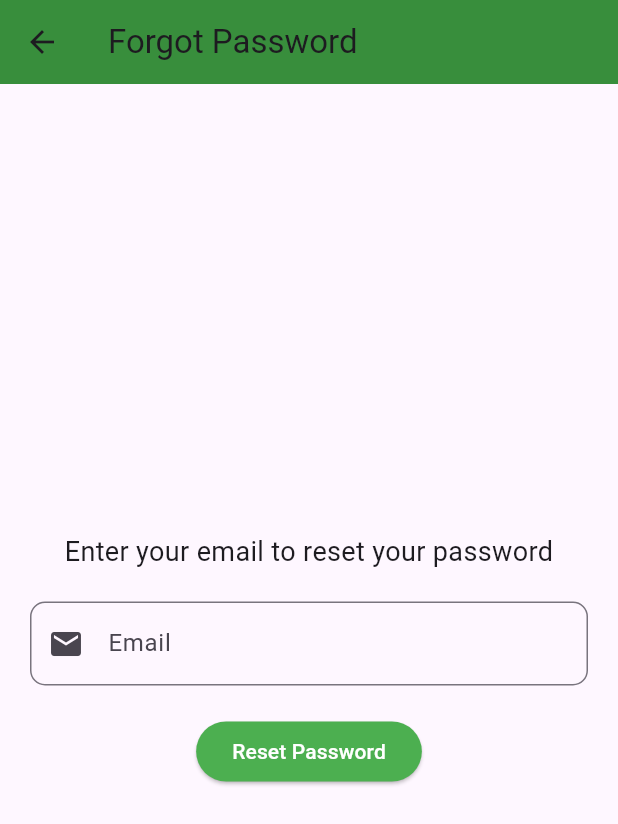
After one commit to git112/EcoPulse_50, a Flutter app: the screen it shows after launch, after a tap on "Forgot Password?", on a phone screen of 412 x 824 dp. The commit adds this screen. Shown: the top 824 px of the screen. Run offline on Flutter 3.47's test engine with Material 3 defaults, Android fonts, the phone set to English and light mode, and no system bars; our stand-ins replace cloud_firestore, firebase_auth, firebase_core, font_awesome_flutter, google_fonts, google_sign_in; missing offline and left inert: firebase_app_check; accounts and stored records are empty; network calls fail.

```diff
--- /dev/null
+++ b/lib/ForgotPasswordScreen.dart
@@ -0,0 +1,86 @@
+import 'package:flutter/material.dart';
+import 'package:firebase_auth/firebase_auth.dart';
+
+class ForgotPasswordScreen extends StatefulWidget {
+  const ForgotPasswordScreen({super.key});
+
+  @override
+  _ForgotPasswordScreenState createState() => _ForgotPasswordScreenState();
+}
+
+class _ForgotPasswordScreenState extends State<ForgotPasswordScreen> {
+  final TextEditingController _emailController = TextEditingController();
+  final FirebaseAuth _auth = FirebaseAuth.instance;
+
+  @override
+  void dispose() {
+    _emailController.dispose();
+    super.dispose();
+  }
+
+  Future<void> _resetPassword() async {
+    String email = _emailController.text.trim();
+
+    if (email.isEmpty) {
+      ScaffoldMessenger.of(context).showSnackBar(
+        const SnackBar(content: Text("Please enter your email"), backgroundColor: Colors.red),
+      );
+      return;
+    }
+
+    try {
+      // Send password reset email
+      await _auth.sendPasswordResetEmail(email: email);
+      ScaffoldMessenger.of(context).showSnackBar(
+        const SnackBar(content: Text("Password reset email sent. Check your inbox!"), backgroundColor: Colors.green),
+      );
+
+      // Navigate back to login after some time
+      Future.delayed(const Duration(seconds: 2), () {
+        Navigator.pop(context);
+      });
+    } catch (e) {
+      ScaffoldMessenger.of(context).showSnackBar(
+        SnackBar(content: Text("Error: ${e.toString()}"), backgroundColor: Colors.red),
+      );
+    }
+  }
+
+  @override
+  Widget build(BuildContext context) {
+    return Scaffold(
+      appBar: AppBar(
+        title: const Text("Forgot Password"),
+        backgroundColor: Colors.green[700],
+      ),
+      body: Padding(
+        padding: const EdgeInsets.all(20.0),
+        child: Column(
+          mainAxisAlignment: MainAxisAlignment.center,
+          children: [
+            const Text(
+              "Enter your email to reset your password",
+              style: TextStyle(fontSize: 18),
+              textAlign: TextAlign.center,
+            ),
+            const SizedBox(height: 20),
+            TextField(
+              controller: _emailController,
+              decoration: InputDecoration(
+                labelText: "Email",
+                prefixIcon: const Icon(Icons.email),
+                border: OutlineInputBorder(borderRadius: BorderRadius.circular(10)),
+              ),
+            ),
+            const SizedBox(height: 20),
+            ElevatedButton(
+              onPressed: _resetPassword,
+              style: ElevatedButton.styleFrom(backgroundColor: Colors.green),
+              child: const Text("Reset Password", style: TextStyle(color: Colors.white)),
+            ),
+          ],
+        ),
+      ),
+    );
+  }
+}
--- a/lib/LoginScreen.dart
+++ b/lib/LoginScreen.dart
@@ -2,6 +2,8 @@ import 'package:cloud_firestore/cloud_firestore.dart';
 import 'package:firebase_auth/firebase_auth.dart';
 import 'package:flutter/material.dart';
 import 'package:flutter_application_2/DashboardScreen.dart';
+import 'package:flutter_application_2/RegisterApp.dart';
+import 'package:flutter_application_2/ForgotPasswordScreen.dart'; // Import Forgot Password Screen
 import 'package:font_awesome_flutter/font_awesome_flutter.dart';
 import 'package:google_fonts/google_fonts.dart';
 
@@ -28,12 +30,12 @@ class _LoginScreenState extends State<LoginScreen> {
     try {
       UserCredential userCredential = await FirebaseAuth.instance
           .signInWithEmailAndPassword(
-            email: _emailController.text.trim(),
-            password: _passwordController.text.trim(),
-          );
+        email: _emailController.text.trim(),
+        password: _passwordController.text.trim(),
+      );
 
       if (userCredential.user != null) {
-        Navigator.push(
+        Navigator.pushReplacement(
           context,
           MaterialPageRoute(builder: (context) => const DashboardScreen()),
         );
@@ -158,6 +160,39 @@ class _LoginScreenState extends State<LoginScreen> {
                               ),
                             ),
                           ),
+                          const SizedBox(height: 10),
+
+                          // Forgot Password Button
+                          Center(
+                            child: TextButton(
+                              onPressed: () {
+                                Navigator.push(
+                                  context,
+                                  MaterialPageRoute(builder: (context) => const ForgotPasswordScreen()),
+                                );
+                              },
+                              child: const Text(
+                                "Forgot Password?",
+                                style: TextStyle(color: Colors.white),
+                              ),
+                            ),
+                          ),
+
+                          // Register Now Button
+                          Center(
+                            child: TextButton(
+                              onPressed: () {
+                                Navigator.push(
+                                  context,
+                                  MaterialPageRoute(builder: (context) => const RegisterScreen()),
+                                );
+                              },
+                              child: const Text(
+                                "Don't have an account? Register Now",
+                                style: TextStyle(color: Colors.white),
+                              ),
+                            ),
+                          ),
                         ],
                       ),
                     ),
--- a/lib/main.dart
+++ b/lib/main.dart
@@ -3,6 +3,7 @@ import 'package:firebase_core/firebase_core.dart';
 import 'package:flutter/material.dart';
 import 'package:flutter_application_2/DashboardScreen.dart';
 import 'package:flutter_application_2/RegisterApp.dart';
+import 'package:flutter_application_2/splash_screen.dart';
 import 'LoginScreen.dart';
 import 'Main screen/individual_screen.dart'; // Ensure correct import
 
@@ -25,7 +26,7 @@ class MyApp extends StatelessWidget {
     return MaterialApp(
       debugShowCheckedModeBanner: false,
       title: 'Ecopluse App',
-      home: RegisterScreen(),
+      home: SplashScreen(),
     );
   }
 }
--- /dev/null
+++ b/lib/splash_screen.dart
@@ -0,0 +1,156 @@
+import 'package:flutter/material.dart';
+import 'dart:async';
+import 'package:firebase_auth/firebase_auth.dart';
+import 'package:flutter_application_2/DashboardScreen.dart';
+import 'package:flutter_application_2/LoginScreen.dart'; // Make sure you have this screen
+
+class SplashScreen extends StatefulWidget {
+  const SplashScreen({super.key});
+
+  @override
+  _SplashScreenState createState() => _SplashScreenState();
+}
+
+class _SplashScreenState extends State<SplashScreen> with SingleTickerProviderStateMixin {
+  late AnimationController _controller;
+  late Animation<double> _fadeAnimation;
+  late Animation<Offset> _slideAnimation;
+
+  @override
+  void initState() {
+    super.initState();
+
+    _controller = AnimationController(
+      vsync: this,
+      duration: const Duration(seconds: 2),
+    );
+
+    _fadeAnimation = Tween<double>(begin: 0.0, end: 1.0).animate(
+      CurvedAnimation(parent: _controller, curve: Curves.easeIn),
+    );
+
+    _slideAnimation = Tween<Offset>(begin: const Offset(0, 0.5), end: Offset.zero).animate(
+      CurvedAnimation(parent: _controller, curve: Curves.easeOut),
+    );
+
+    _controller.forward();
+
+    // Check authentication status
+    Future.delayed(const Duration(seconds: 3), _checkUserLogin);
+  }
+
+  void _checkUserLogin() {
+    User? user = FirebaseAuth.instance.currentUser;
+    if (user != null) {
+      Navigator.pushReplacement(context, MaterialPageRoute(builder: (context) => DashboardScreen()));
+    } else {
+      Navigator.pushReplacement(context, MaterialPageRoute(builder: (context) => LoginScreen()));
+    }
+  }
+
+  @override
+  void dispose() {
+    _controller.dispose();
+    super.dispose();
+  }
+
+  @override
+  Widget build(BuildContext context) {
+    return Scaffold(
+      backgroundColor: const Color(0xFF1B5E20), // Dark Green
+      body: Center(
+        child: Column(
+          mainAxisAlignment: MainAxisAlignment.center,
+          children: [
+            const Spacer(flex: 2),
+
+            // Fade-in Welcome Text
+            FadeTransition(
+              opacity: _fadeAnimation,
+              child: const Text(
+                "WELCOME",
+                style: TextStyle(
+                  color: Colors.white,
+                  fontSize: 28,
+                  fontWeight: FontWeight.bold,
+                ),
+              ),
+            ),
+            const SizedBox(height: 20),
+
+            // Scale animation for the icon
+            ScaleTransition(
+              scale: _fadeAnimation,
+              child: const Icon(
+                Icons.eco,
+                color: Color(0xFFB0E57C), // Bright Yellow-Green
+                size: 60,
+              ),
+            ),
+
+            const SizedBox(height: 10),
+
+            // Fade-in ECOPULSE text
+            FadeTransition(
+              opacity: _fadeAnimation,
+              child: const Text(
+                "ECOPULSE",
+                style: TextStyle(
+                  color: Colors.white,
+                  fontSize: 42,
+                  fontWeight: FontWeight.bold,
+                ),
+              ),
+            ),
+
+            const SizedBox(height: 10),
+
+            // Animated Slogan
+            SlideTransition(
+              position: _slideAnimation,
+              child: FadeTransition(
+                opacity: _fadeAnimation,
+                child: const Text(
+                  "Cut the carbon and save Tomorrow",
+                  style: TextStyle(
+                    color: Color(0xFFA5D6A7), // Softer Green
+                    fontSize: 18,
+                  ),
+                ),
+              ),
+            ),
+
+            const Spacer(flex: 2),
+
+            // Animated dots
+            Row(
+              mainAxisAlignment: MainAxisAlignment.center,
+              children: List.generate(3, (index) {
+                return TweenAnimationBuilder(
+                  duration: Duration(milliseconds: 600 + (index * 200)),
+                  tween: Tween<double>(begin: 0.5, end: 1.0),
+                  builder: (context, double value, child) {
+                    return Transform.scale(
+                      scale: value,
+                      child: Container(
+                        width: 10,
+                        height: 10,
+                        margin: const EdgeInsets.symmetric(horizontal: 5),
+                        decoration: BoxDecoration(
+                          color: Colors.greenAccent.withOpacity(0.8), // Bright Green
+                          shape: BoxShape.circle,
+                        ),
+                      ),
+                    );
+                  },
+                );
+              }),
+            ),
+
+            const SizedBox(height: 30),
+          ],
+        ),
+      ),
+    );
+  }
+}
```
Also changed, not shown: lib/RegisterApp.dart (+142 -87 lines).
